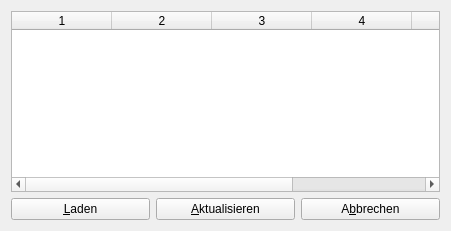
The window that source/gloperate-qt/source/widgets/PluginWidget.ui (cginternals/gloperate) describes before a commit, drawn with Qt 5.
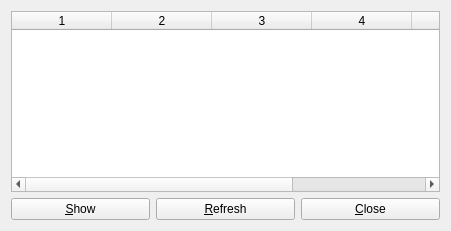
The same window after the commit.

Commit message: Refactor plugin table initialization of PluginWidget

Diff of the .ui file:
```diff
--- a/source/gloperate-qt/source/widgets/PluginWidget.ui
+++ b/source/gloperate-qt/source/widgets/PluginWidget.ui
@@ -51,21 +51,21 @@
    <item row="1" column="0">
     <widget class="QPushButton" name="loadButton">
      <property name="text">
-      <string>&amp;Laden</string>
+      <string>&amp;Show</string>
      </property>
     </widget>
    </item>
    <item row="1" column="1">
     <widget class="QPushButton" name="refreshButton">
      <property name="text">
-      <string>&amp;Aktualisieren</string>
+      <string>&amp;Refresh</string>
      </property>
     </widget>
    </item>
    <item row="1" column="2">
     <widget class="QPushButton" name="cancelButton">
      <property name="text">
-      <string>A&amp;bbrechen</string>
+      <string>&amp;Close</string>
      </property>
     </widget>
    </item>
```
The commit also changes 2 other files.
